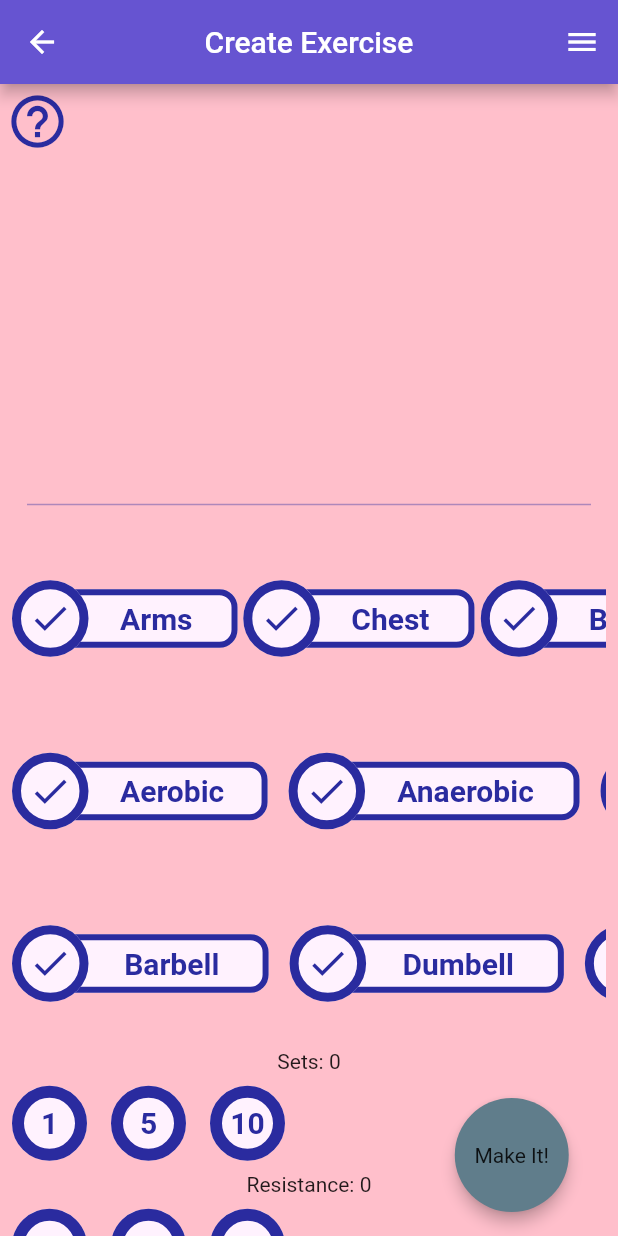
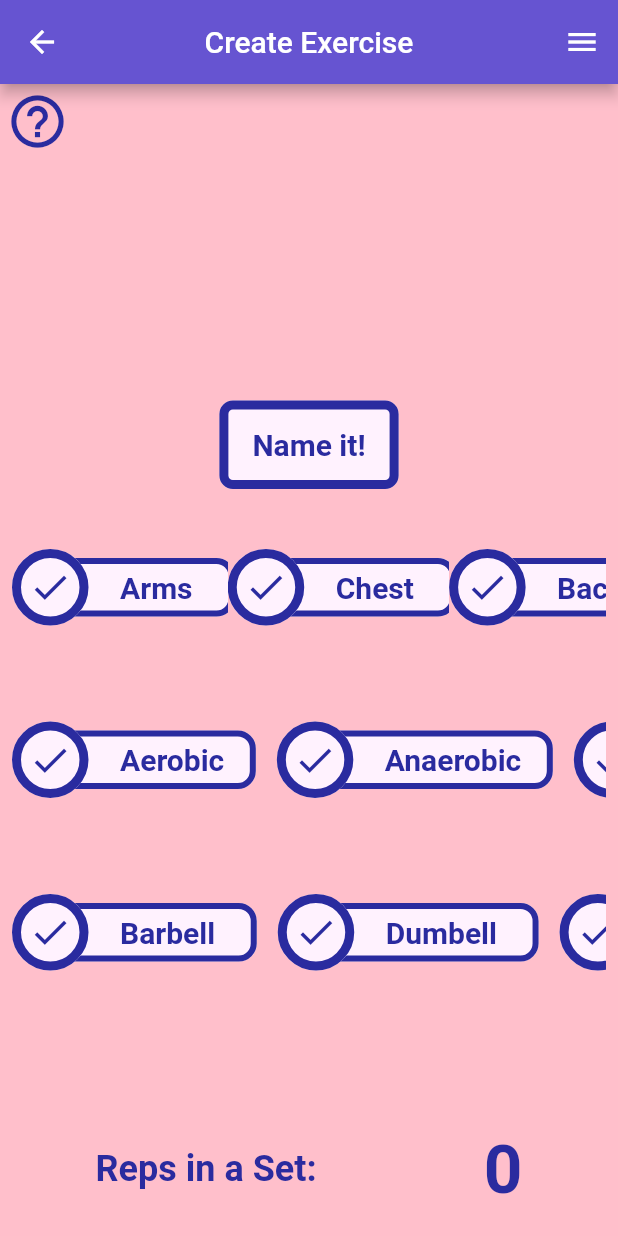
Before and after one commit to Ian-Phelon/stronks, a Flutter app: the CreateExerciseScreen screen opened directly, on a phone screen of 412 x 824 dp. Run offline on Flutter 3.47's test engine with Material 2 defaults, Android fonts, the phone set to English and light mode, and no system bars; drawn by our look-alikes of google_mobile_ads; our stand-ins replace sqflite; accounts and stored records are empty; network calls fail; Roboto replaces fonts that are missing (Montserrat).

Commit message:
begin cleanup push

```diff
--- a/lib/constants.dart
+++ b/lib/constants.dart
@@ -47,11 +47,27 @@ const String kEquipsRaisedPlatformToText = 'Raised Platform';
 ///it's 6 letters but 5th index??
 const int kAspectStringSkip = 6;
 
+const Color kCommonColorPrimaryDark = Color(0xff2A2B9F);
 const String kFontFamily = 'Montserrat';
 const TextStyle kAspectTextStyle = TextStyle(
-  fontFamily: 'Montserrat',
-  fontWeight: FontWeight.bold,
-  fontSize: 22,
+  fontWeight: FontWeight.w600,
+  fontFamily: kFontFamily,
+  color: kCommonColorPrimaryDark,
+  fontSize: 20,
+);
+const CircleBorder kButtonBorderCircle = CircleBorder(
+  side: const BorderSide(
+    color: kCommonColorPrimaryDark,
+    width: 6.0,
+  ),
+);
+
+const RoundedRectangleBorder kButtonBorderRoundedRectangle =
+    RoundedRectangleBorder(
+  side: BorderSide(
+    color: kCommonColorPrimaryDark,
+    width: 6.0,
+  ),
 );
 
 class ErrorScreen extends StatelessWidget {
--- a/lib/controller/exercise_repository.dart
+++ b/lib/controller/exercise_repository.dart
@@ -31,7 +31,7 @@ class ExerciseRepository extends ChangeNotifier {
   /// belong here. get over it and make another provider, its why we wrapped the
   /// app in a multiprovider
   Size sizeFromText(BuildContext context, String text) {
-    if (context.toString() != 'ExerciseTile') text += '_____';
+    text += '______';
     return (TextPainter(
       text: TextSpan(text: text, style: kAspectTextStyle),
       maxLines: 1,
--- a/lib/view/exercises/screens/create_exercise_screen.dart
+++ b/lib/view/exercises/screens/create_exercise_screen.dart
@@ -71,8 +71,8 @@ Map<String, bool> _getTargetForView(BuildContext context, String? input) {
 }
 
 /// Provides a Size based on String length and Font Styling
+/// entirely similar to repo.sizefromtext minus the formatting
 Size _size(BuildContext context, String text) {
-  text += '_____';
   return (TextPainter(
     text: TextSpan(text: text, style: kAspectTextStyle),
     maxLines: 1,
@@ -99,6 +99,9 @@ class _CreateExerciseScreenState extends State<CreateExerciseScreen> {
   late bool addCore;
   late bool addLegs;
 ///////
+  bool editNameVisibility = false;
+  bool editNoteVisibility = false;
+
   /// The name of the exercise being made.
   /// can be left blank, or empty.
   final TextEditingController nameTxtCtrl = TextEditingController();
@@ -208,11 +211,22 @@ class _CreateExerciseScreenState extends State<CreateExerciseScreen> {
     });
   }
 
+  void _triggerNameVisibility() {
+    setState(() {
+      editNameVisibility = !editNameVisibility;
+    });
+  }
+
+  void _triggerNoteVisibility() {
+    editNoteVisibility = !editNoteVisibility;
+  }
+
   @override
   Widget build(BuildContext context) {
     final TutorialBar tutorialBar = TutorialBar(
       pageContext: context,
     );
+    final repo = context.watch<ExerciseRepository>();
 
     return Scaffold(
       backgroundColor: Theme.of(context).colorScheme.background,
@@ -223,27 +237,42 @@ class _CreateExerciseScreenState extends State<CreateExerciseScreen> {
       body: ListView(
         children: [
           tutorialBar,
-          SizedBox(
-            height: MediaQuery.of(context).size.height * .20,
-          ),
+          MainBannerAd(),
           Column(
             mainAxisSize: MainAxisSize.max,
             mainAxisAlignment: MainAxisAlignment.center,
             children: [
               Padding(
-                padding: const EdgeInsets.all(18.0),
-                child: TextField(
-                  keyboardType: TextInputType.text,
-                  onChanged: (value) {
-                    setState(() {
-                      nameTxtCtrl.text = value;
-                    });
-                  },
-                  onSubmitted: (value) {
-                    nameTxtCtrl.text = value;
+                padding: EdgeInsets.all(32.0),
+                child: Text(
+                  '${nameTxtCtrl.text}',
+                  style: Theme.of(context).textTheme.headline6,
+                ),
+              ),
+              Padding(
+                padding: const EdgeInsets.all(8.0),
+                child: StronksTextButton(
+                  text: 'Name it!',
+                  onTap: () {
+                    _triggerNameVisibility();
                   },
                 ),
               ),
+              Visibility(
+                replacement: const SizedBox.shrink(),
+                visible: editNameVisibility,
+                child: TextField(
+                  autofocus: true,
+                  keyboardType: TextInputType.text,
+                  style: Theme.of(context).textTheme.headline6,
+                  onChanged: (value) => nameTxtCtrl.text = value,
+                  onSubmitted: (value) {
+                    nameTxtCtrl.text = value;
+                    _triggerNameVisibility();
+                  },
+                ),
+              ),
+              ///////////////////////
               Padding(
                 padding: const EdgeInsets.all(8.0),
                 child: Container(
@@ -260,7 +289,7 @@ class _CreateExerciseScreenState extends State<CreateExerciseScreen> {
                       final MapEntry e3 = specificTarget.entries.elementAt(2);
                       final MapEntry e4 = specificTarget.entries.elementAt(3);
 
-                      Size sizeFromText = _size(
+                      Size sizeFromText = repo.sizeFromText(
                         context,
                         specificTarget.keys.first,
                       );
@@ -279,7 +308,8 @@ class _CreateExerciseScreenState extends State<CreateExerciseScreen> {
                           updateInner: () {
                             String thisKey = e1.key;
                             final bool isSelected = e1.value;
-                            setState(() {
+                            setState(
+                              () {
                                 allTargets.update(
                                     thisKey, (value) => !isSelected);
                                 targetFine
@@ -291,7 +321,8 @@ class _CreateExerciseScreenState extends State<CreateExerciseScreen> {
                                         .toString()
                                         .contains(thisKey) ==
                                     false) targetStringBuilder.write(thisKey);
-                            });
+                              },
+                            );
                           },
                           updateOuter: () {
                             String key = e2.key;
@@ -356,7 +387,7 @@ class _CreateExerciseScreenState extends State<CreateExerciseScreen> {
                       MapEntry<String, bool> aspect =
                           styles.entries.elementAt(index);
 
-                      Size sizeFromText = _size(
+                      Size sizeFromText = repo.sizeFromText(
                         context,
                         Provider.of<ExerciseRepository>(context, listen: false)
                             .syleKeys[index],
@@ -403,7 +434,7 @@ class _CreateExerciseScreenState extends State<CreateExerciseScreen> {
                       MapEntry<String, bool> aspect =
                           equips.entries.elementAt(index);
 
-                      Size sizeFromText = _size(
+                      Size sizeFromText = repo.sizeFromText(
                         context,
                         Provider.of<ExerciseRepository>(context)
                             .equipKeys[index],
@@ -431,81 +462,120 @@ class _CreateExerciseScreenState extends State<CreateExerciseScreen> {
                                 equipsStringBuilder.write(newEquipString);
                             });
                           },
-                            isSelected: isSelected),
+                          isSelected: isSelected,
+                        ),
                       );
                     },
                   ),
                 ),
               ),
+              MainBannerAd(),
               /////  Count For Sets. we need a counter row, where each callback sets the state of int countForSets
-              Column(
-                mainAxisAlignment: MainAxisAlignment.center,
+              Padding(
+                padding: const EdgeInsets.all(8.0),
+                child: Row(
+                  mainAxisAlignment: MainAxisAlignment.spaceAround,
                   children: [
+                    Text(
+                      'Reps in a Set:',
+                      style: Theme.of(context).textTheme.headline5,
+                    ),
                     GestureDetector(
                       onTap: () {
                         showDialog(
                             context: context,
                             builder: (_) => CountFinePopup(
+                                  whichCount: countForSets,
                                   onCounterChanged: updateCountForSets,
                                 ));
                       },
-                    child: Text('Sets: $countForSets'),
+                      child: Text(
+                        '$countForSets',
+                        style: Theme.of(context).textTheme.headline3,
                       ),
-                  CounterRow(
-                    countOne: () {
-                      incrementCountForSets(1);
-                    },
-                    countFive: () {
-                      incrementCountForSets(5);
-                    },
-                    countTen: () {
-                      incrementCountForSets(10);
-                    },
                     ),
+                    // CounterRow(
+                    //   countOne: () {
+                    //     incrementCountForSets(1);
+                    //   },
+                    //   countFive: () {
+                    //     incrementCountForSets(5);
+                    //   },
+                    //   countTen: () {
+                    //     incrementCountForSets(10);
+                    //   },
+                    // ),
                   ],
                 ),
-              Column(
-                mainAxisAlignment: MainAxisAlignment.center,
+              ),
+
+              Padding(
+                padding: const EdgeInsets.all(8.0),
+                child: Row(
+                  mainAxisAlignment: MainAxisAlignment.spaceAround,
                   children: [
+                    Text(
+                      'Weight:',
+                      style: Theme.of(context).textTheme.headline5,
+                    ),
                     GestureDetector(
                       onTap: () {
                         showDialog(
                             context: context,
                             builder: (_) => CountFinePopup(
+                                  whichCount: countForResistance,
                                   onCounterChanged: updateCountForResistance,
                                 ));
                       },
-                    child: Text('Resistance: $countForResistance'),
+                      child: Text(
+                        '$countForResistance',
+                        style: Theme.of(context).textTheme.headline3,
                       ),
-                  CounterRow(
-                    countOne: () {
-                      incrementCountForResistance(1);
-                    },
-                    countFive: () {
-                      incrementCountForResistance(5);
-                    },
-                    countTen: () {
-                      incrementCountForResistance(10);
+                    ),
+                    // CounterRow(
+                    //   countOne: () {
+                    //     incrementCountForResistance(1);
+                    //   },
+                    //   countFive: () {
+                    //     incrementCountForResistance(5);
+                    //   },
+                    //   countTen: () {
+                    //     incrementCountForResistance(10);
+                    //   },
+                    // ),
+                  ],
+                ),
+              ),
+              Padding(
+                padding: const EdgeInsets.all(8.0),
+                child: StronksTextButton(
+                  text: 'Notes',
+                  onTap: () {
+                    _triggerNoteVisibility();
                   },
                 ),
-                ],
               ),
-            ],
-          ),
-          TextField(
-            maxLines: null,
+              Visibility(
+                replacement: const SizedBox.shrink(),
+                visible: editNoteVisibility,
+                child: Padding(
+                  padding: const EdgeInsets.all(8.0),
+                  child: TextField(
                     keyboardType: TextInputType.text,
+                    autofocus: true,
+                    style: Theme.of(context).textTheme.headline6,
                     onChanged: (v) {
                       setState(() {
                         notesTxtCtrl.text = v;
                       });
-              print(notesTxtCtrl.text);
                     },
                     onSubmitted: (v) => notesTxtCtrl.text = v,
                   ),
+                ),
+              ),
             ],
           ),
-      floatingActionButton: AddExerciseFAB(
+          AddExerciseButton(
             //  context,
             name: nameTxtCtrl.text,
             countForSets: countForSets,
@@ -516,6 +586,8 @@ class _CreateExerciseScreenState extends State<CreateExerciseScreen> {
             equips: equips,
             countForResistance: countForResistance,
             notes: notesTxtCtrl.text,
+          ),
+        ],
       ),
     );
   }
@@ -528,8 +600,8 @@ class _CreateExerciseScreenState extends State<CreateExerciseScreen> {
   }
 }
 
-class AddExerciseFAB extends StatelessWidget {
-  const AddExerciseFAB({
+class AddExerciseButton extends StatelessWidget {
+  const AddExerciseButton({
     Key? key,
     required this.name,
     this.countForSets = 0,
@@ -592,7 +664,6 @@ class AddExerciseFAB extends StatelessWidget {
       /// Necessary to update here instead of creating $result with the updated
       /// list, otherwise CreateExercises recognizes all targetFine as being
       /// selected.
-      print(notes);
       result.update(
           'targets',
           (value) => Provider.of<ExerciseRepository>(context, listen: false)
@@ -601,10 +672,11 @@ class AddExerciseFAB extends StatelessWidget {
       RoutePageManager.of(context).toExercises();
     }
 
-    return RoundTextButton(
-      onPressed: () => _addAndExit(),
-      size: 42,
+    return RoundIconButton(
+      onTap: () => _addAndExit(),
+      // size: _size(context, 'Make It').width, //Size(0, 0),
       text: 'Make It!',
+
       elevation: 4.0,
     );
   }
--- a/lib/view/widgets/aspect_tile.dart
+++ b/lib/view/widgets/aspect_tile.dart
@@ -97,7 +97,7 @@ class AspectTile extends StatelessWidget {
                     ),
                     Center(
                       child: Padding(
-                        padding: const EdgeInsets.fromLTRB(22, 0, 22, 0),
+                        padding: const EdgeInsets.fromLTRB(22, 0, 20, 0),
                         child: Text(_title(key),
                             style: Theme.of(context).textTheme.headline6
                             // kAspectTextStyle
--- a/lib/view/widgets/buttons.dart
+++ b/lib/view/widgets/buttons.dart
@@ -1,34 +1,6 @@
 import 'package:flutter/material.dart';
 import 'dart:ui' show VoidCallback;
-
 import '../../constants.dart';
-
-class SquareButton extends StatelessWidget {
-  final VoidCallback? onPressed;
-  final String? buttonText;
-  final Color? color;
-
-  const SquareButton({
-    Key? key,
-    @required this.onPressed,
-    @required this.buttonText,
-    @required this.color,
-  }) : super(key: key);
-
-  @override
-  Widget build(BuildContext context) {
-    return ElevatedButton(
-      onPressed: onPressed,
-      child: Text(buttonText!),
-      style: ButtonStyle(
-        backgroundColor: MaterialStateProperty.all(
-          color,
-        ),
-        elevation: MaterialStateProperty.all(2.0),
-      ),
-    );
-  }
-}
 
 /// a circle button
 class RoundIconButton extends StatelessWidget {
@@ -37,6 +9,7 @@ class RoundIconButton extends StatelessWidget {
   final double? size;
   final double? elevation;
   final int? countAmount;
+  final String? text;
 
   const RoundIconButton({
     Key? key,
@@ -45,14 +18,16 @@ class RoundIconButton extends StatelessWidget {
     this.size,
     this.elevation,
     this.countAmount,
+    this.text,
   }) : super(key: key);
 
-  double _size({IconData? icon}) {
+  double _size({
+    IconData? icon,
+  }) {
     double diameter;
     diameter = size ?? 50.0;
     double? i;
     if (icon != null && icon == Icons.edit) i = 40.0;
-
     return i ?? diameter;
   }
 
@@ -63,22 +38,23 @@ class RoundIconButton extends StatelessWidget {
       child: GestureDetector(
         onTap: onTap,
         child: Container(
-          height: _size() == 50.0 && size != null ? size! : _size(),
-          width: _size() == 50.0 && size != null ? size! : _size(),
+          height: size != null ? size! : _size(),
+          width: size != null ? size! : _size(),
           child: Material(
             elevation: elevation ?? 0,
             color: Theme.of(context).colorScheme.surface,
             shape: CircleBorder(
               side: BorderSide(
                 color: Theme.of(context).colorScheme.onSurface,
-                width: 8.0,
+                width: 6.0,
               ),
             ),
             child: icon == null
                 ? Center(
                     child: Text(
-                      '$countAmount',
+                      '${text ?? countAmount}',
                       style: Theme.of(context).textTheme.headline6,
+                      softWrap: false,
                     ),
                   )
                 : Center(
@@ -88,23 +64,6 @@ class RoundIconButton extends StatelessWidget {
                       size: size ?? _size(icon: icon) - 8.0,
                     ),
                   ),
-            // ? Center(
-            //     child: Padding(
-            //       padding: const EdgeInsets.all(8.0),
-            //       child: icon == null
-            //           ? Text(
-
-            //             )
-
-            //       // ],
-            //       // ),
-            //     ),
-            //   )
-            // : Icon(
-            //     icon,
-            //     size: _size(icon: icon),
-            //     color: Theme.of(context).colorScheme.onSurface,
-            //   ),
           ),
         ),
       ),
@@ -112,39 +71,52 @@ class RoundIconButton extends StatelessWidget {
   }
 }
 
-class RoundTextButton extends StatelessWidget {
+class StronksTextButton extends StatelessWidget {
   final String? text;
-  final VoidCallback? onPressed;
+  final VoidCallback? onTap;
   final Function? onPressedFunction;
-  final double? size;
+  final Size? size;
   final double? elevation;
-  //final Color color;
 
-  const RoundTextButton(
-      {Key? key,
-      @required this.text,
-      @required this.onPressed,
-      @required this.size,
-      @required this.elevation,
-      this.onPressedFunction})
-      : super(key: key);
+  const StronksTextButton({
+    Key? key,
+    required this.onTap,
+    this.text,
+    this.onPressedFunction,
+    this.size,
+    this.elevation,
+  }) : super(key: key);
 
   @override
   Widget build(BuildContext context) {
-    return RawMaterialButton(
-      constraints: BoxConstraints(
-        minHeight: size!,
-        minWidth: size!,
+    return GestureDetector(
+      child: Container(
+        // height: size?.height ?? 49,
+        width: size?.width ?? MediaQuery.of(context).size.width * 0.29,
+        child: Material(
+          elevation: elevation ?? 0,
+          color: Theme.of(context).colorScheme.surface,
+          shape: RoundedRectangleBorder(
+            borderRadius: BorderRadius.circular(9.0),
+            side: BorderSide(
+              color: Theme.of(context).colorScheme.onSurface,
+              width: 6.0,
+            ),
+          ),
+          child: Center(
+            child: Padding(
+              padding: const EdgeInsets.all(18.0),
+              child: Text(
+                '$text',
+                style: Theme.of(context).textTheme.headline6,
+                softWrap: true,
+                textAlign: TextAlign.center,
+              ),
+            ),
+          ),
+        ),
       ),
-      child: Padding(
-        padding: const EdgeInsets.all(22.0),
-        child: Text('$text'),
-      ),
-      padding: const EdgeInsets.all(8.0),
-      onPressed: onPressed,
-      shape: CircleBorder(),
-      fillColor: Colors.blueGrey,
-      elevation: elevation!,
+      onTap: onTap,
     );
   }
 }
```
Also changed, not shown: lib/model/theme.dart (+15 -5 lines), lib/view/exercises/screens/edit_exercise_screen.dart (+24 -10 lines), lib/view/exercises/widgets/count_fine_popup.dart (+25 -14 lines), lib/view/exercises/widgets/exercise_tile.dart (+5 -5 lines), lib/view/stats/screens/stats_screen.dart (+44 -9 lines). Lines whose indentation alone changed are shown as unchanged.
